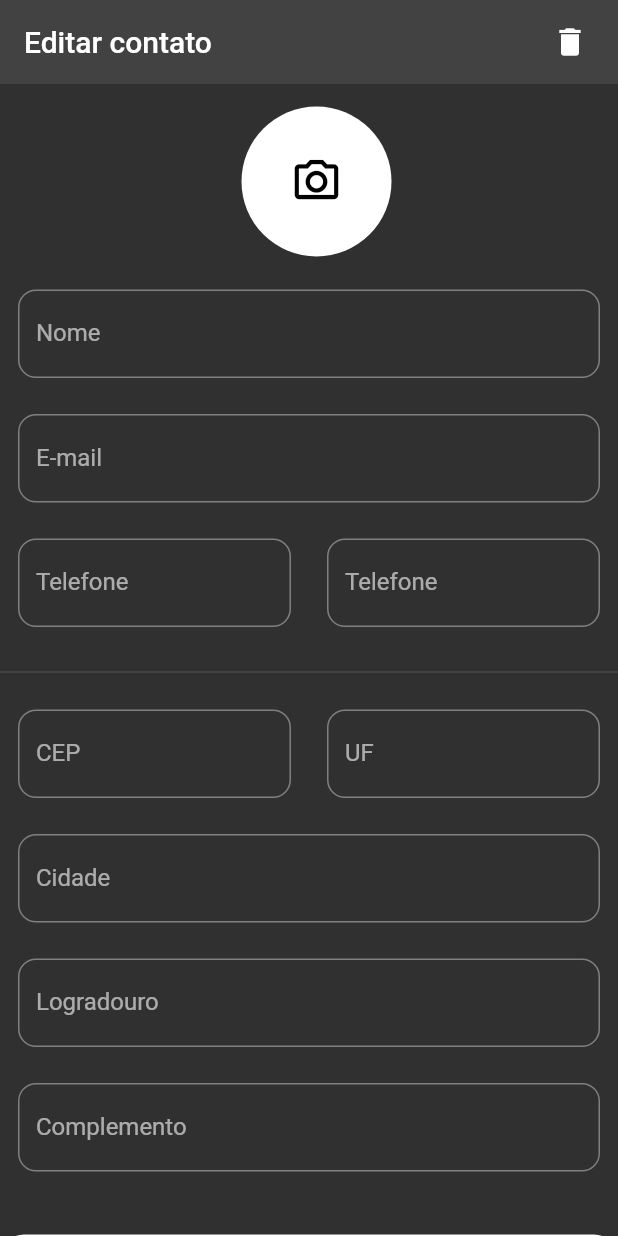
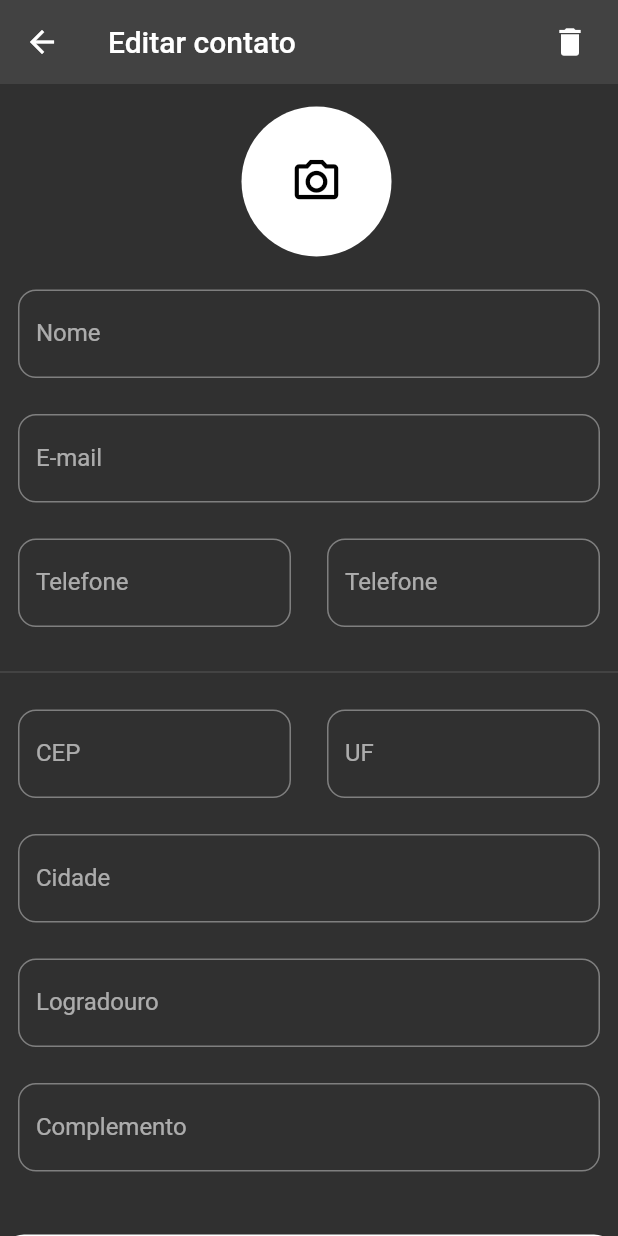
Before and after one commit to axcelloliveira/nucleus_agenda_eletronica, a Flutter app: the EditContactPage screen opened directly with empty values, on a phone screen of 412 x 824 dp. Run offline on Flutter 3.47's test engine with Material 2 defaults, Android fonts, the phone set to English and light mode, and no system bars; our stand-ins replace cloud_firestore, firebase_core, get, image_picker; accounts and stored records are empty.

Commit message:
Correção nas funções de navegação

```diff
--- /dev/null
+++ b/lib/app/views/components/edit_contacts_components/custom_text_field_number_edit.dart
@@ -0,0 +1,39 @@
+import 'package:agenda_eletronica/app/controllers/edit_contact_controller.dart';
+import 'package:flutter/material.dart';
+import 'package:flutter/services.dart';
+
+class CustomTextFieldNumberEdit extends StatelessWidget {
+  CustomTextFieldNumberEdit(this.controller,
+      {Key? key,
+      required this.hint,
+      required this.label,
+      required this.tcontroller,
+      required this.validation})
+      : super(key: key);
+  final String hint;
+  final String label;
+  final bool validation;
+  final EditContactController controller;
+  TextEditingController tcontroller = TextEditingController();
+
+  @override
+  Widget build(BuildContext context) {
+    return Padding(
+      padding: const EdgeInsets.all(12.0),
+      child: TextFormField(
+        controller: tcontroller,
+        inputFormatters: [
+          FilteringTextInputFormatter(RegExp(r'[0-9]'), allow: true)
+        ],
+        keyboardType: TextInputType.number,
+        validator: (String? value) =>
+            controller.validateField(value!, validation),
+        decoration: InputDecoration(
+          hintText: hint,
+          labelText: label,
+          border: OutlineInputBorder(borderRadius: BorderRadius.circular(12)),
+        ),
+      ),
+    );
+  }
+}
--- a/lib/app/views/pages/add_contact_page.dart
+++ b/lib/app/views/pages/add_contact_page.dart
@@ -23,10 +23,15 @@ class _AddContactPageState extends State<AddContactPage> {
   @override
   Widget build(BuildContext context) {
     return Scaffold(
+      appBar: AppBar(
+        title: const Text('Novo Contato'),
+      ),
       body: Form(
         key: controller.key,
         child: ListView(
           children: [
+            const SizedBox(height: 22),
+
             CustomImageContainer(controller),
             const SizedBox(height: 10),
             CustomTextField(
--- a/lib/app/views/pages/contact_page.dart
+++ b/lib/app/views/pages/contact_page.dart
@@ -33,7 +33,7 @@ class _ContactPageState extends State<ContactPage> {
         floatingActionButton: FloatingActionButton(
           child: const Icon(Icons.add),
           onPressed: () {
-            Get.offAll(() => const AddContactPage());
+            Get.to(() => const AddContactPage());
           },
         ),
         body: GetBuilder<ContactController>(
@@ -81,7 +81,7 @@ class _ContactPageState extends State<ContactPage> {
                       subtitle: Text(model.telefone1.toString()),
                       trailing: const Icon(Icons.arrow_forward_ios),
                       onTap: () {
-                        Get.offAll(() => EditContactPage(model2: model));
+                        Get.to(() => EditContactPage(model2: model));
                       },
                     ),
                   );
--- a/lib/app/views/pages/edit_contact_page.dart
+++ b/lib/app/views/pages/edit_contact_page.dart
@@ -8,6 +8,7 @@ import 'package:get/get.dart';
 import '../../controllers/edit_contact_controller.dart';
 import '../../repositories/contact_repository.dart';
 import '../components/edit_contacts_components/custom_image_container_edit.dart';
+import '../components/edit_contacts_components/custom_text_field_number_edit.dart';
 
 class EditContactPage extends StatefulWidget {
   EditContactPage({Key? key, this.model2}) : super(key: key);
@@ -91,7 +92,7 @@ class _EditContactPageState extends State<EditContactPage> {
             Row(
               children: [
                 Expanded(
-                  child: CustomTextFieldEdit(
+                  child: CustomTextFieldNumberEdit(
                     controller,
                     hint: 'Primeiro telefone',
                     label: 'Telefone',
@@ -100,7 +101,7 @@ class _EditContactPageState extends State<EditContactPage> {
                   ),
                 ),
                 Expanded(
-                  child: CustomTextFieldEdit(
+                  child: CustomTextFieldNumberEdit(
                     controller,
                     hint: 'Segundo telefone',
                     label: 'Telefone',
@@ -117,7 +118,7 @@ class _EditContactPageState extends State<EditContactPage> {
             Row(
               children: [
                 Expanded(
-                  child: CustomTextFieldEdit(
+                  child: CustomTextFieldNumberEdit(
                     controller,
                     hint: 'Insira o CEP',
                     label: 'CEP',
```
